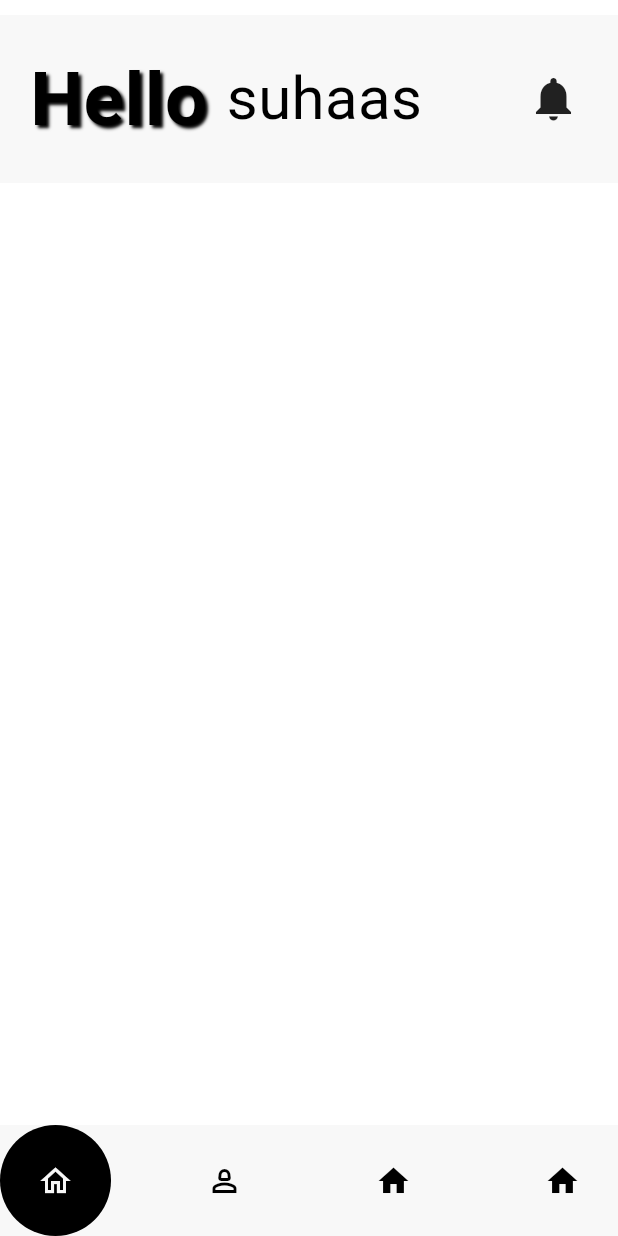
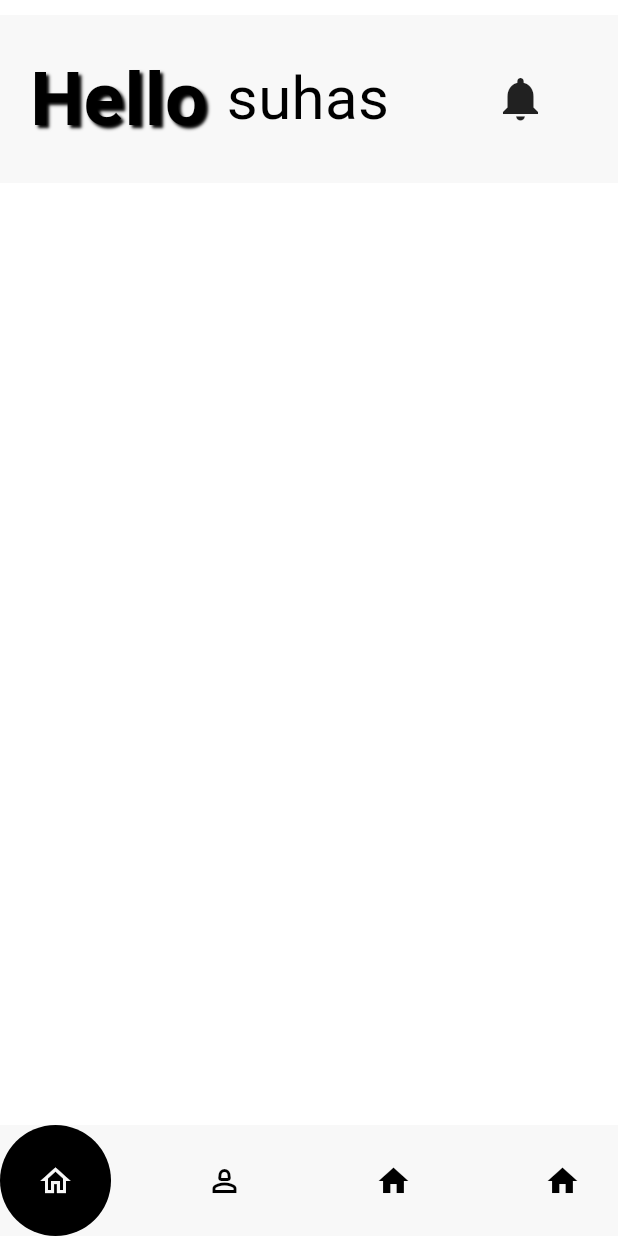
Before and after one commit to SujalKThapa/kushi_dev, a Flutter app: the screen it shows after launch, on a phone screen of 412 x 824 dp. Run offline on Flutter 3.47's test engine with Material 3 defaults, Android fonts, the phone set to English and light mode, and no system bars; drawn by our look-alikes of google_nav_bar; our stand-ins replace smooth_page_indicator, toggle_switch.

Commit message:
home page

```diff
--- a/lib/main.dart
+++ b/lib/main.dart
@@ -22,7 +22,7 @@ class MyApp extends StatelessWidget {
         theme: lightMode,
         darkTheme: darkMode,
 
-      home: MainActivity(name: "suhas",),
+      home: MainActivity(namey: "suhas",),
     );
   }
 }
--- a/lib/pages/mainactivity.dart
+++ b/lib/pages/mainactivity.dart
@@ -3,15 +3,20 @@ import 'package:google_nav_bar/google_nav_bar.dart';
 import 'package:kushi_3/pages/notifications.dart';
 
 class MainActivity extends StatefulWidget {
-  String name;
-  MainActivity({required this.name, super.key});
+  String namey;
+  MainActivity({required this.namey, super.key});
 
   @override
   State<MainActivity> createState() => _MainActivityState();
 }
 
 class _MainActivityState extends State<MainActivity> {
-  String name = "suhaas";
+  late String name;
+  @override
+   void initState() {
+    super.initState();
+    name = widget.namey; // Accessing namey from the widget instance
+  }
   @override
   Widget build(BuildContext context) {
     return Scaffold(
@@ -56,7 +61,7 @@ class _MainActivityState extends State<MainActivity> {
                        Navigator.push(
                   context,
                   MaterialPageRoute(
-                      builder: (context) => User_Notification()));
+                      builder: (context) => NotificationPage()));
                     },
                   )
                 ],
--- a/lib/themes/dark_mode.dart
+++ b/lib/themes/dark_mode.dart
@@ -5,7 +5,7 @@ ThemeData darkMode = ThemeData(
   colorScheme: ColorScheme.dark(
     background: Colors.grey.shade900,
     primary: Colors.black,
-    secondary: Colors.grey.shade700,
+    secondary: Colors.grey.shade900,
     tertiary: Colors.grey.shade900,
     inversePrimary: Colors.grey.shade300,
   )
--- a/pubspec.yaml
+++ b/pubspec.yaml
@@ -39,6 +39,9 @@ dependencies:
   flutter_svg: ^0.22.0
   google_nav_bar: ^5.0.6
   toggle_switch: ^2.1.0
+  flutter_slidable: ^3.1.0
+  intl: ^0.19.0
+
 
 
 dev_dependencies:
```
Also changed, not shown: lib/components/notificationitem.dart (added, +26 -0 lines), lib/model/notificationdata.dart (added, +11 -0 lines), lib/pages/Fragments/NotifiactionFragment/allfragment.dart (added, +11 -0 lines), lib/pages/notifications.dart (+76 -9 lines), lib/pages/Fragments/NotifiactionFragment/eventsfragment.dart (added), lib/pages/Fragments/NotifiactionFragment/newfragment.dart (added), pubspec.lock.
